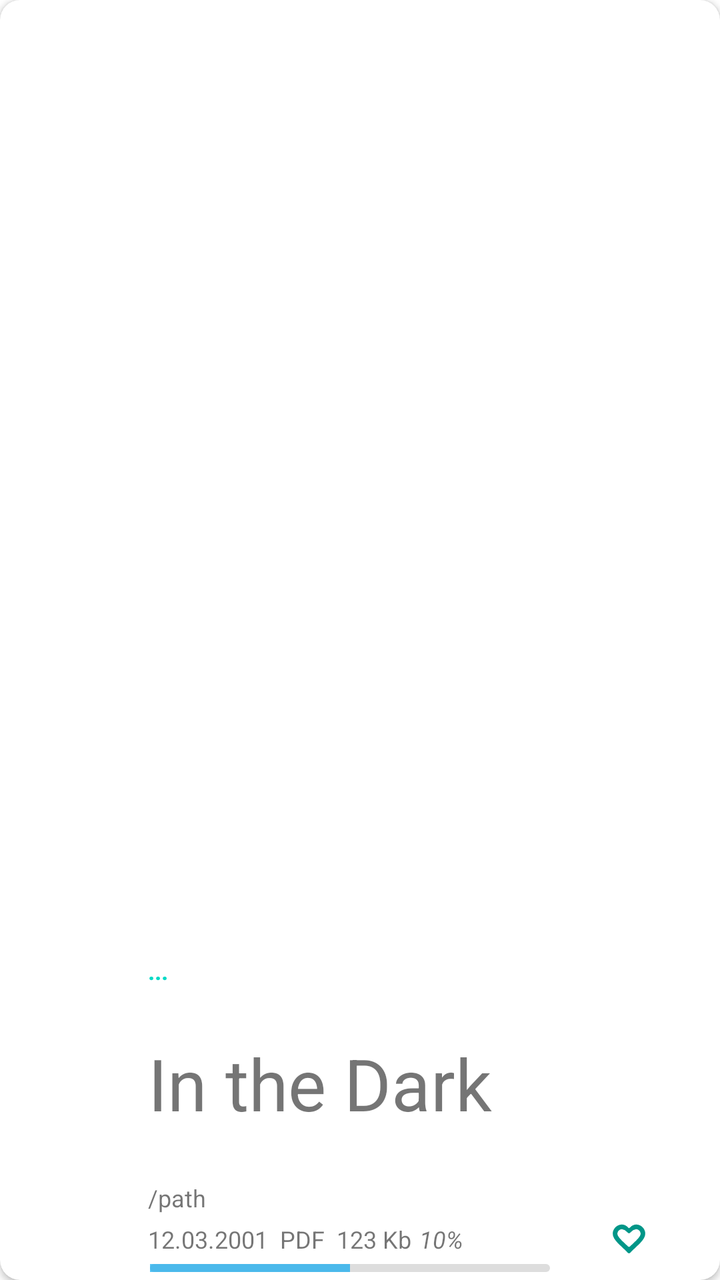
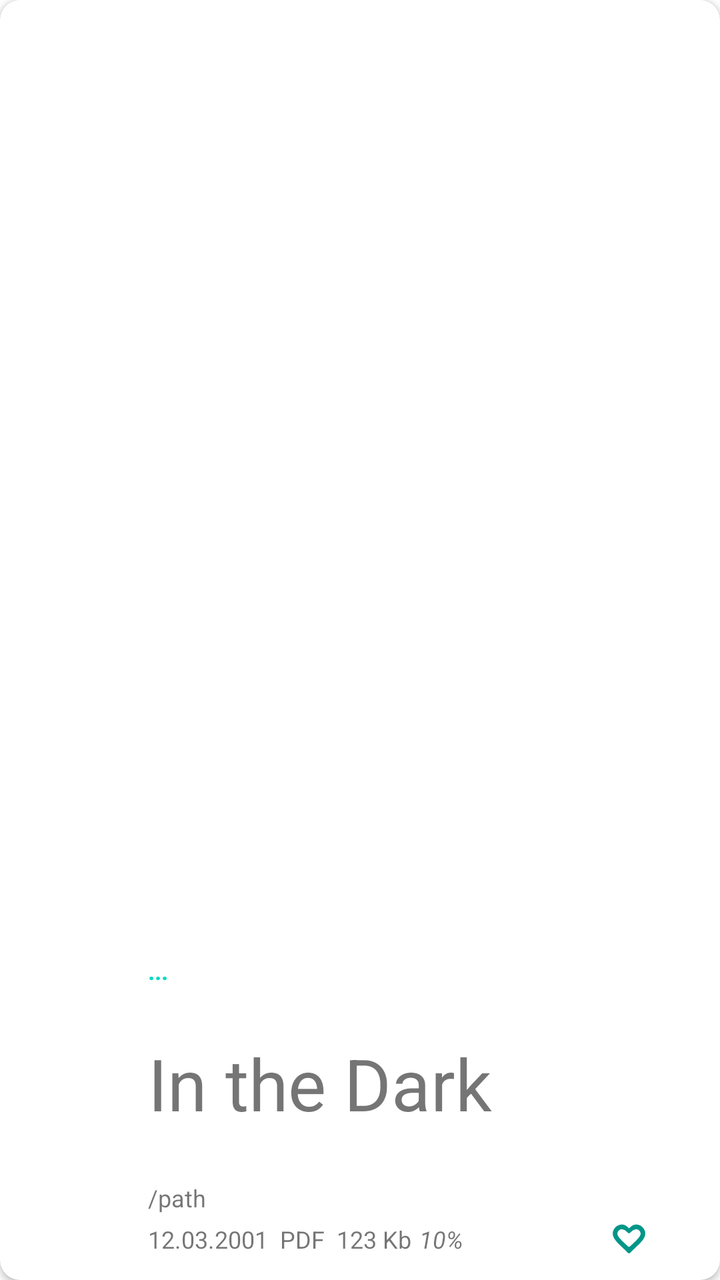

Before-and-after screenshots of an Android layout around one commit, followed by the original layout XML and the change that was made.
<!-- AndroidManifest.xml: fallback theme Theme.MaterialComponents.DayNight.NoActionBar -->
<!-- res/layout/browse_item_list.xml -->
<?xml version="1.0" encoding="utf-8"?>
<androidx.cardview.widget.CardView xmlns:android="http://schemas.android.com/apk/res/android"
    xmlns:card_view="http://schemas.android.com/apk/res-auto"
    android:id="@+id/card_view"
    android:layout_width="match_parent"
    android:layout_height="wrap_content"
    android:layout_margin="@dimen/dv"
    android:background="?android:attr/selectableItemBackground"
    android:elevation="@dimen/dv"
    card_view:cardCornerRadius="@dimen/radius">


    <LinearLayout
        android:layout_width="match_parent"
        android:layout_height="match_parent"
        android:gravity="center_vertical"
        android:orientation="horizontal">

        
        <androidx.cardview.widget.CardView
            android:id="@+id/imageParent"
            android:layout_width="60dip"
            android:layout_height="100dip"
            android:layout_gravity="center"
            android:layout_marginRight="8dip"
            android:padding="0dip"
            card_view:cardBackgroundColor="@color/transparent"
            card_view:cardCornerRadius="0dp"
            card_view:cardElevation="0dp"
            card_view:cardPreventCornerOverlap="true">

            <ImageView
                android:id="@+id/browserItemIcon"
                android:layout_width="wrap_content"
                android:layout_height="wrap_content"
                android:layout_gravity="center"
                android:background="@color/transparent"
                android:adjustViewBounds="true"
                android:cropToPadding="true" />
        </androidx.cardview.widget.CardView>

        <LinearLayout
            android:layout_width="match_parent"
            android:layout_height="wrap_content"
            android:layout_gravity="bottom"
            android:layout_marginLeft="3dip"
            android:layout_marginTop="4dip"
            android:layout_marginBottom="4dip"
            android:gravity="center_vertical"
            android:orientation="vertical">

            <LinearLayout
                android:id="@+id/title2Parent"
                android:layout_width="match_parent"
                android:layout_height="wrap_content"
                android:orientation="horizontal">

                <TextView
                    android:id="@+id/title2"
                    style="@style/textLink"
                    android:layout_width="wrap_content"
                    android:layout_height="wrap_content"
                    android:ellipsize="end"
                    android:gravity="center_vertical"
                    android:padding="3dip"
                    android:singleLine="true"
                    android:text="..."
                    android:textSize="@dimen/text_subtitle"
                    android:textStyle="bold"
                    android:visibility="visible" />

                <TextView
                    android:id="@+id/series"
                    style="@style/textLink"
                    android:layout_width="wrap_content"
                    android:layout_height="wrap_content"
                    android:layout_weight="1"
                    android:ellipsize="end"
                    android:gravity="right"
                    android:padding="3dip"
                    android:singleLine="true"
                    android:text=""
                    android:textSize="@dimen/text_subtitle"
                    android:visibility="visible" />
            </LinearLayout>

            <TextView
                android:id="@+id/title1"
                android:layout_width="match_parent"
                android:layout_height="wrap_content"
                android:layout_marginLeft="3dip"
                android:layout_marginRight="2dip"
                android:ellipsize="end"
                android:gravity="center_vertical"
                android:lines="2"
                android:text="In the Dark"
                android:textSize="36sp"
                android:textStyle="normal" />

            <LinearLayout
                android:layout_width="match_parent"
                android:layout_height="wrap_content"
                android:layout_marginLeft="3dip"
                android:layout_marginTop="4dip"
                android:gravity="center_vertical">

                <LinearLayout
                    android:id="@+id/browserTags"
                    android:layout_width="wrap_content"
                    android:layout_height="wrap_content"

                    android:layout_weight="0"

                    android:gravity="center_vertical"
                    android:orientation="horizontal">

                    <TextView
                        android:layout_width="wrap_content"
                        android:layout_height="wrap_content"
                        android:text="#tag1, tag2"
                        android:visibility="gone" />
                </LinearLayout>

                <TextView
                    android:id="@+id/browserPath"
                    android:layout_width="match_parent"
                    android:layout_height="wrap_content"
                    android:layout_marginRight="2dip"
                    android:layout_weight="1"
                    android:ellipsize="end"
                    android:singleLine="true"
                    android:text="/path"
                    android:textSize="@dimen/text_subtitle" />
            </LinearLayout>

            <LinearLayout
                android:layout_marginRight="8dip"
                android:id="@+id/infoLayout"
                android:layout_width="match_parent"
                android:layout_height="wrap_content"
                android:layout_weight="0"
                android:layout_marginLeft="3dip"
                android:gravity="center_vertical"
                android:orientation="horizontal">

                <LinearLayout
                    android:layout_width="wrap_content"
                    android:layout_height="match_parent"
                    android:layout_weight="1"
                    android:gravity="center_vertical">

                    <TextView
                        android:id="@+id/browseDate"
                        android:layout_width="wrap_content"
                        android:layout_height="wrap_content"
                        android:layout_marginRight="6dip"
                        android:singleLine="true"
                        android:text="12.03.2001"
                        android:textSize="@dimen/text_subtitle" />

                    <TextView
                        android:id="@+id/browserExt"
                        android:layout_width="wrap_content"
                        android:layout_height="wrap_content"
                        android:singleLine="true"
                        android:text="PDF"
                        android:textAllCaps="true"
                        android:textSize="@dimen/text_subtitle"
                        android:textStyle="normal" />

                    <TextView
                        android:id="@+id/browserSize"
                        android:layout_width="wrap_content"
                        android:layout_height="wrap_content"
                        android:layout_marginLeft="6dip"
                        android:singleLine="true"
                        android:text="123 Kb"
                        android:textSize="@dimen/text_subtitle" />

                    <TextView
                        android:id="@+id/idPercentText"
                        android:layout_width="wrap_content"
                        android:layout_height="wrap_content"
                        android:layout_marginLeft="4dip"
                        android:layout_weight="1"
                        android:singleLine="true"
                        android:text="10%"
                        android:textSize="@dimen/text_subtitle"
                        android:textStyle="italic"
                        android:visibility="visible" />

                </LinearLayout>

                <ImageView
                    android:id="@+id/delete"
                    android:layout_width="@dimen/wh_button_small"
                    android:layout_height="@dimen/wh_button_small"
                    android:layout_alignParentTop="true"
                    android:layout_marginBottom="-1dip"
                    android:layout_weight="0"
                    android:contentDescription="@string/remove"
                    android:background="@drawable/bg_round_press"
                    android:padding="2dip"
                    android:src="@drawable/glyphicons_599_menu_close"
                    android:tint="@color/lt_grey_dima1"
                    android:visibility="visible" />

                <ImageView
                    android:id="@+id/cloudImage"
                    android:layout_width="wrap_content"
                    android:layout_height="@dimen/wh_button_small"
                    android:layout_weight="0"
                    android:padding="3dip"
                    android:src="@drawable/dropbox" />

                <ImageView
                    android:id="@+id/starIcon"
                    android:layout_width="@dimen/wh_button_small"
                    android:layout_height="@dimen/wh_button_small"
                    android:layout_gravity="center"
                    android:layout_marginBottom="0dip"
                    android:layout_weight="0"

                    android:background="@drawable/bg_round_press"
                    android:padding="2dip"
                    android:src="@drawable/glyphicons_9_heart_empty"
                    android:tint="@color/tint_gray" />

                <ImageView
                    android:id="@+id/itemMenu"
                    android:layout_width="@dimen/wh_button_small"
                    android:layout_height="@dimen/wh_button_small"
                    android:layout_marginBottom="-1dip"
                    android:layout_weight="0"
                    android:background="@drawable/bg_round_press"
                    android:padding="2dip"
                    android:contentDescription="@string/book_menu"
                    android:singleLine="true"
                    android:src="@drawable/glyphicons_498_more_vertical"
                    android:tint="@color/tint_gray"
                    android:visibility="visible" />
            </LinearLayout>

            <LinearLayout
                android:id="@+id/progresLayout"
                android:layout_width="wrap_content"
                android:layout_height="wrap_content"
                android:gravity="bottom"
                android:orientation="horizontal">

                <RelativeLayout
                    android:layout_width="wrap_content"
                    android:layout_height="wrap_content"
                    android:layout_marginLeft="4dip"
                    android:layout_weight="1">

                    <View
                        android:id="@+id/idProgressBg"
                        android:layout_width="200dip"
                        android:layout_height="4dip"
                        android:layout_centerVertical="true"
                        android:layout_marginRight="4dip"
                        android:background="@drawable/bg_progress_track" />

                    <View
                        android:id="@+id/idProgressColor"
                        android:layout_width="100dip"
                        android:layout_height="4dip"
                        android:layout_alignParentLeft="true"
                        android:layout_centerVertical="true"
                        android:layout_marginRight="4dip"
                        android:background="@color/tint_blue_alpha" />
                </RelativeLayout>
            </LinearLayout>
        </LinearLayout>
    </LinearLayout>
</androidx.cardview.widget.CardView>
<!-- resources referenced by this layout -->
<resources>
  <color name="lt_grey_dima1">#d1d1d1</color>
  <color name="tint_blue_alpha">#aa03A9F4</color>
  <color name="tint_gray">#009688</color>
  <color name="transparent">#00000000</color>
  <dimen name="dv">4dip</dimen>
  <dimen name="radius">10dp</dimen>
  <dimen name="text_subtitle">12sp</dimen>
  <dimen name="wh_button_small">25dp</dimen>
  <!-- drawable bg_progress_track (drawable) -->
  <?xml version="1.0" encoding="utf-8"?>
  <shape xmlns:android="http://schemas.android.com/apk/res/android"
      android:shape="rectangle" >
  
      <solid android:color="@color/lt_grey_dima" />
  
      <corners android:radius="2dp" />
  
  </shape>
  <!-- drawable bg_round_press (drawable) -->
  <?xml version="1.0" encoding="utf-8"?>
  <ripple xmlns:android="http://schemas.android.com/apk/res/android"
      android:color="#3cffffff">
      <item android:id="@android:id/mask">
          <shape android:shape="oval">
              <solid android:color="@color/white" />
          </shape>
      </item>
  </ripple>
  <!-- drawable glyphicons_9_heart_empty (drawable) -->
  <vector xmlns:android="http://schemas.android.com/apk/res/android"
      android:viewportHeight="20"
      android:viewportWidth="20"
      android:width="32dp"
      android:height="32dp"
      >
  <path android:fillColor="@color/black"
   android:pathData="M10.37421,4.62476a.487.487,0,0,1-.736-.0083c-2.70019-3.282-7.384-.72443-7.384,2.81024,0,3.0979,3.84442,5.58679,7.02545,8.99865a.98957.98957,0,0,0,1.44056,0c3.181-3.41186,7.02551-5.90075,7.02551-8.99865C17.74579,3.889,13.20312,1.33008,10.37421,4.62476Zm1.449,7.62817c-.417.39258-.84033.792-1.26611,1.2041a.802.802,0,0,1-1.11426.001c-.42578-.41309-.84912-.8125-1.26611-1.20508C6.26221,10.44922,4.45459,8.74512,4.45459,7.42676A2.25537,2.25537,0,0,1,6.606,5.2998a4.09142,4.09142,0,0,1,2.4497,1.33985l.48731.43164a.68409.68409,0,0,0,.91455-.001l.45654-.40332a4.14883,4.14883,0,0,1,2.48-1.36719,2.25537,2.25537,0,0,1,2.15137,2.127C15.54541,8.74512,13.73779,10.44922,11.82324,12.25293Z"/>
  </vector>
  <string name="book_menu">Book menu</string>
  <string name="remove">Remove</string>
  <style name="textLink">
          <item name="android:padding">5dip</item>
          <item name="android:minEms">4</item>
          <item name="android:singleLine">true</item>
          <item name="android:ellipsize">end</item>
          <item name="android:tag">textLink</item>
          <item name="android:textColor">?android:attr/textColorLink</item>
          <item name="android:background">?android:attr/selectableItemBackground</item>
      </style>
  <color name="lt_grey_dima">#bbd1d1d1</color>
  <color name="white">#ffffff</color>
  <color name="black">#000000</color>
</resources>

<!-- the commit's change to res/layout/browse_item_list.xml (unified diff, before → after) -->
@@ -241,36 +241,22 @@
                     android:visibility="visible" />
             </LinearLayout>
 
+            
             <LinearLayout
                 android:id="@+id/progresLayout"
-                android:layout_width="wrap_content"
-                android:layout_height="wrap_content"
+                android:layout_width="match_parent"
+                android:layout_height="wrap_content"
+                android:layout_marginLeft="4dip"
+                android:layout_marginRight="4dip"
                 android:gravity="bottom"
                 android:orientation="horizontal">
 
-                <RelativeLayout
-                    android:layout_width="wrap_content"
-                    android:layout_height="wrap_content"
-                    android:layout_marginLeft="4dip"
-                    android:layout_weight="1">
-
-                    <View
-                        android:id="@+id/idProgressBg"
-                        android:layout_width="200dip"
-                        android:layout_height="4dip"
-                        android:layout_centerVertical="true"
-                        android:layout_marginRight="4dip"
-                        android:background="@drawable/bg_progress_track" />
-
-                    <View
-                        android:id="@+id/idProgressColor"
-                        android:layout_width="100dip"
-                        android:layout_height="4dip"
-                        android:layout_alignParentLeft="true"
-                        android:layout_centerVertical="true"
-                        android:layout_marginRight="4dip"
-                        android:background="@color/tint_blue_alpha" />
-                </RelativeLayout>
+                <View
+                    android:id="@+id/idProgressBg"
+                    android:layout_width="match_parent"
+                    android:layout_height="4dip"
+                    android:layout_gravity="center_vertical"
+                    android:layout_weight="1" />
             </LinearLayout>
         </LinearLayout>
     </LinearLayout>
<!-- resource entries referenced after the edit -->
@@ -1,23 +1,12 @@
 <!-- resources referenced by this layout -->
 <resources>
   <color name="lt_grey_dima1">#d1d1d1</color>
-  <color name="tint_blue_alpha">#aa03A9F4</color>
   <color name="tint_gray">#009688</color>
   <color name="transparent">#00000000</color>
   <dimen name="dv">4dip</dimen>
   <dimen name="radius">10dp</dimen>
   <dimen name="text_subtitle">12sp</dimen>
   <dimen name="wh_button_small">25dp</dimen>
-  <!-- drawable bg_progress_track (drawable) -->
-  <?xml version="1.0" encoding="utf-8"?>
-  <shape xmlns:android="http://schemas.android.com/apk/res/android"
-      android:shape="rectangle" >
-  
-      <solid android:color="@color/lt_grey_dima" />
-  
-      <corners android:radius="2dp" />
-  
-  </shape>
   <!-- drawable bg_round_press (drawable) -->
   <?xml version="1.0" encoding="utf-8"?>
   <ripple xmlns:android="http://schemas.android.com/apk/res/android"
@@ -49,7 +38,6 @@
           <item name="android:textColor">?android:attr/textColorLink</item>
           <item name="android:background">?android:attr/selectableItemBackground</item>
       </style>
-  <color name="lt_grey_dima">#bbd1d1d1</color>
   <color name="white">#ffffff</color>
   <color name="black">#000000</color>
 </resources>
